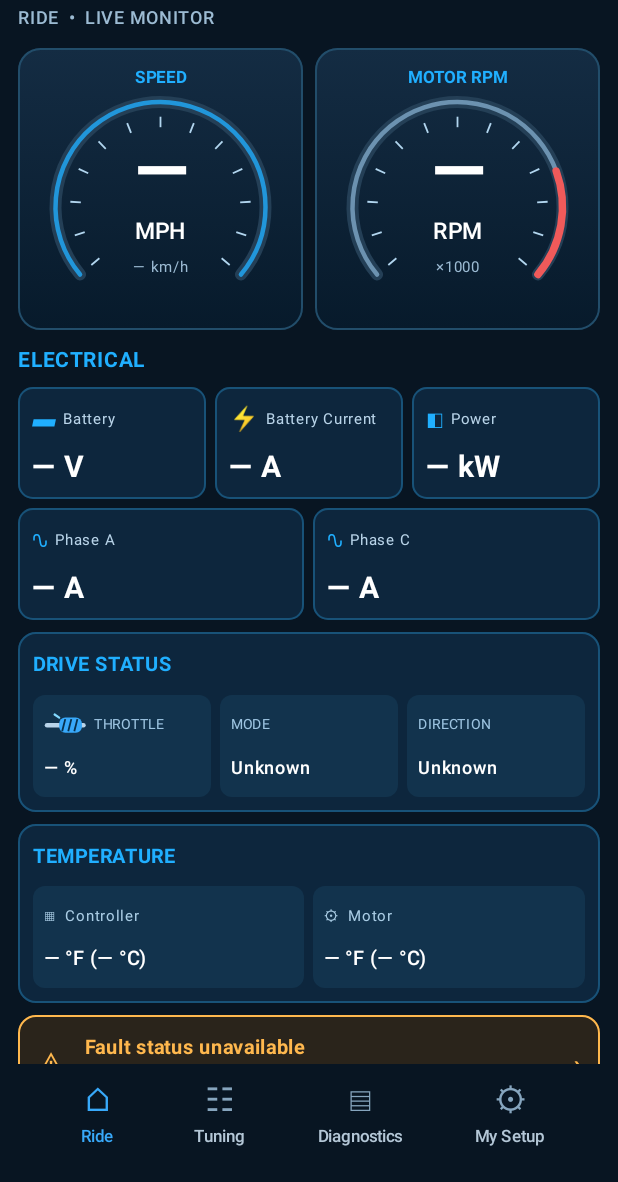
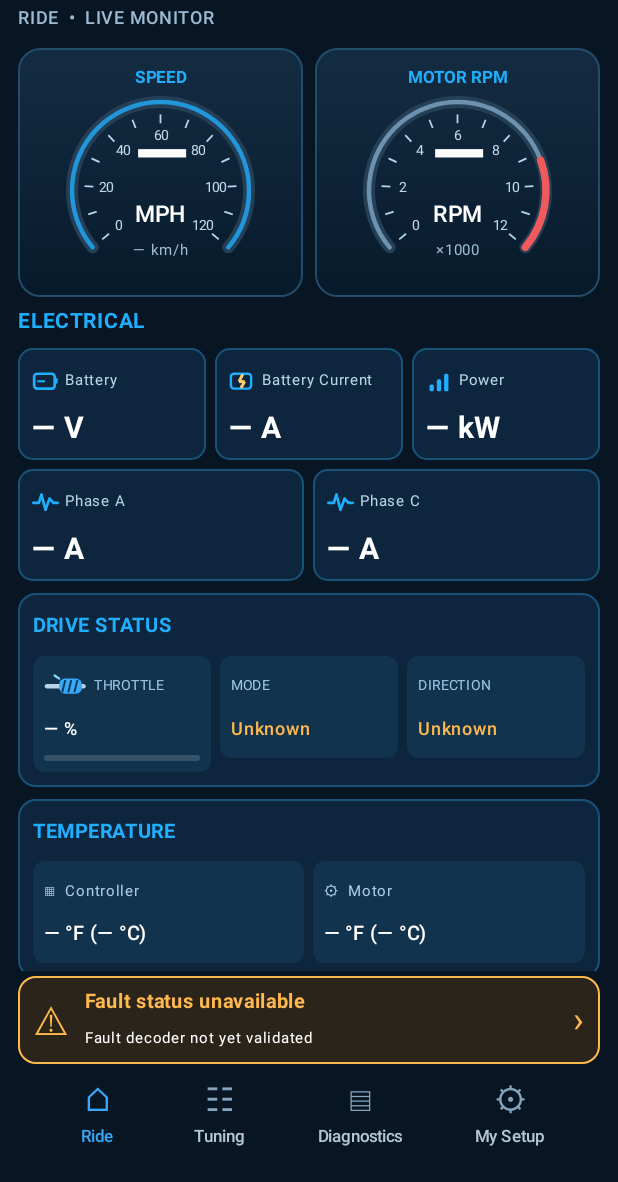
Before and after one commit to marshalllmitchell-cmd/FarDriver-Control01, an Android app built with Jetpack Compose: the screen it shows after launch (MainActivity), on a phone screen of 412 x 824 dp, the part 54-1236 px from its top. Run offline under Robolectric (Android 15) with nearby library versions, the phone set to English and light mode, and no system bars.

Commit message:
Update MainActivity.kt
Ride Layout Rev003

```diff
--- a/app/src/main/java/com/fardriver/control/MainActivity.kt
+++ b/app/src/main/java/com/fardriver/control/MainActivity.kt
@@ -37,6 +37,8 @@ import androidx.compose.ui.text.buildAnnotatedString
 import androidx.compose.ui.text.SpanStyle
 import androidx.compose.ui.text.withStyle
 import androidx.compose.ui.graphics.drawscope.DrawScope
+import androidx.compose.ui.graphics.nativeCanvas
+import android.graphics.Paint
 import kotlin.math.cos
 import kotlin.math.sin
 
@@ -142,6 +144,7 @@ private fun AppUi(status: String, frames: Int, lastFrame: String, scan: () -> Un
                     }
                 }
             }
+            if (page == "Ride") FaultCluster()
             if (!wide) Row(Modifier.fillMaxWidth(), horizontalArrangement = Arrangement.SpaceEvenly) {
                 pages.forEach { item -> TextButton(onClick = { page = item }) { Column(horizontalAlignment = Alignment.CenterHorizontally) { Text(when(item) { "Ride" -> "⌂"; "Tuning" -> "☷"; "Diagnostics" -> "▤"; else -> "⚙" }, fontSize = 22.sp, color = if (page == item) accent else Color(0xFF86A5BE)); Text(item, fontSize = 11.sp, color = if (page == item) accent else Color(0xFFB4C7D7)) } } }
             }
@@ -172,22 +175,20 @@ private fun RideDashboard(connection: String) {
     if (wide) {
         Row(Modifier.fillMaxWidth(), horizontalArrangement = Arrangement.spacedBy(10.dp)) {
             Column(Modifier.weight(1.8f)) {
-                GaugePair(Modifier.fillMaxWidth(), 220.dp)
+                GaugePair(Modifier.fillMaxWidth(), 188.dp)
                 ElectricalCluster()
             }
             Column(Modifier.weight(1f)) {
                 DriveCluster()
                 TemperatureCluster()
-                FaultCluster()
             }
         }
     } else {
-        GaugePair(Modifier.fillMaxWidth(), 188.dp)
-        Spacer(Modifier.height(8.dp))
+        GaugePair(Modifier.fillMaxWidth(), 166.dp)
+        Spacer(Modifier.height(4.dp))
         ElectricalCluster()
         DriveCluster()
         TemperatureCluster()
-        FaultCluster()
     }
     Spacer(Modifier.height(6.dp))
     Text(if (connected) "Connected • Awaiting verified telemetry decoding" else "Disconnected • Readings unavailable", color = amber, fontSize = 10.sp)
@@ -215,6 +216,19 @@ private fun GaugeCard(label: String, unit: String, secondary: String, ring: Colo
                 drawArc(ring.copy(alpha = .78f), 140f, if (tach) 200f else 260f, false, topLeft, androidx.compose.ui.geometry.Size(diameter, diameter), style = Stroke(3.dp.toPx(), cap = StrokeCap.Round))
                 if (tach) drawArc(Color(0xFFF05A5A), 340f, 60f, false, topLeft, androidx.compose.ui.geometry.Size(diameter, diameter), style = Stroke(5.dp.toPx(), cap = StrokeCap.Round))
                 val cx = size.width / 2f; val cy = size.height / 2f
+                val paint = Paint(Paint.ANTI_ALIAS_FLAG).apply {
+                    color = android.graphics.Color.rgb(190, 216, 235)
+                    textSize = 9.sp.toPx()
+                    textAlign = Paint.Align.CENTER
+                }
+                for (i in 0..6) {
+                    val angle = Math.toRadians((140.0 + i * 260.0 / 6.0))
+                    val radius = diameter * .31f
+                    val number = if (tach) (i * 2).toString() else (i * 20).toString()
+                    drawContext.canvas.nativeCanvas.drawText(number,
+                        cx + (radius * cos(angle)).toFloat(),
+                        cy + (radius * sin(angle)).toFloat() + 3.sp.toPx(), paint)
+                }
                 for (i in 0..12) {
                     val angle = Math.toRadians((140.0 + i * 260.0 / 12.0))
                     val inner = diameter * .38f
@@ -250,7 +264,8 @@ private fun ElectricTile(icon: String, label: String, unit: String, modifier: Mo
     Column(modifier.padding(top = 6.dp).background(Color(0xFF0D263D), RoundedCornerShape(10.dp))
         .border(1.dp, Color(0xFF185278), RoundedCornerShape(10.dp)).padding(9.dp)) {
         Row(verticalAlignment = Alignment.CenterVertically) {
-            Text(icon, color = electricBlue, fontSize = 16.sp)
+            MetricIcon(label)
+
             Spacer(Modifier.width(4.dp))
             Text(label, color = Color(0xFFB9D4E9), fontSize = 10.sp, maxLines = 1, overflow = TextOverflow.Ellipsis)
         }
@@ -285,7 +300,11 @@ private fun SmallStatus(label: String, value: String, modifier: Modifier) {
             Text(label, color = Color(0xFF9DC4E1), fontSize = 9.sp)
         }
         Spacer(Modifier.height(5.dp))
-        Text(value, color = Color.White, fontSize = 12.sp, fontWeight = FontWeight.SemiBold, maxLines = 1, overflow = TextOverflow.Ellipsis)
+        Text(value, color = if (label == "MODE" || label == "DIRECTION") amber else Color.White, fontSize = 12.sp, fontWeight = FontWeight.SemiBold, maxLines = 1, overflow = TextOverflow.Ellipsis)
+        if (label == "THROTTLE") {
+            Spacer(Modifier.height(5.dp))
+            Box(Modifier.fillMaxWidth().height(4.dp).background(Color(0xFF365269), RoundedCornerShape(3.dp)))
+        }
     }
 }
 
@@ -314,9 +333,9 @@ private fun TempMetric(icon: String, label: String, modifier: Modifier) {
 
 @Composable
 private fun FaultCluster() {
-    Spacer(Modifier.height(8.dp))
+    Spacer(Modifier.height(3.dp))
     Row(Modifier.fillMaxWidth().background(Color(0xFF2A241B), RoundedCornerShape(12.dp))
-        .border(1.dp, amber, RoundedCornerShape(12.dp)).padding(10.dp), verticalAlignment = Alignment.CenterVertically) {
+        .border(1.dp, amber, RoundedCornerShape(12.dp)).padding(horizontal = 10.dp, vertical = 5.dp), verticalAlignment = Alignment.CenterVertically) {
         Text("⚠", color = amber, fontSize = 26.sp)
         Spacer(Modifier.width(10.dp))
         Column(Modifier.weight(1f)) {
@@ -343,3 +362,33 @@ private fun MotorcycleThrottleIcon() {
         drawLine(Color(0xFF83D9FF), Offset(7f * scale, 3f * scale), Offset(10f * scale, 5f * scale), 1.5f * scale, cap = StrokeCap.Round)
     }
 }
+
+
+/** Small consistent vector icons drawn locally, no third-party icon assets. */
+@Composable
+private fun MetricIcon(label: String) {
+    Canvas(Modifier.size(18.dp)) {
+        val c = electricBlue
+        val w = size.width; val h = size.height
+        when (label) {
+            "Battery" -> {
+                drawRoundRect(c, Offset(w*.08f,h*.25f), Size(w*.76f,h*.55f), CornerRadius(2.dp.toPx()), style = Stroke(1.8.dp.toPx()))
+                drawRect(c, Offset(w*.85f,h*.42f), Size(w*.1f,h*.19f))
+                drawLine(c, Offset(w*.2f,h*.53f), Offset(w*.48f,h*.53f), 1.4.dp.toPx())
+            }
+            "Battery Current" -> {
+                drawRoundRect(c, Offset(w*.07f,h*.25f), Size(w*.75f,h*.55f), CornerRadius(2.dp.toPx()), style = Stroke(1.6.dp.toPx()))
+                drawLine(Color(0xFFFFCB6D), Offset(w*.51f,h*.27f), Offset(w*.37f,h*.54f), 2.dp.toPx())
+                drawLine(Color(0xFFFFCB6D), Offset(w*.37f,h*.54f), Offset(w*.58f,h*.54f), 2.dp.toPx())
+                drawLine(Color(0xFFFFCB6D), Offset(w*.58f,h*.54f), Offset(w*.44f,h*.78f), 2.dp.toPx())
+            }
+            "Power" -> {
+                for (i in 0..2) drawRoundRect(c, Offset(w*(.13f + i*.27f), h*(.65f-i*.2f)), Size(w*.16f,h*(.25f+i*.2f)), CornerRadius(1.dp.toPx()))
+            }
+            else -> {
+                val points = listOf(0.05f to .55f,.25f to .55f,.35f to .25f,.5f to .8f,.65f to .4f,.8f to .55f,.95f to .55f)
+                points.zipWithNext().forEach { (a,b) -> drawLine(c, Offset(w*a.first,h*a.second), Offset(w*b.first,h*b.second), 1.8.dp.toPx(), cap = StrokeCap.Round) }
+            }
+        }
+    }
+}
```
